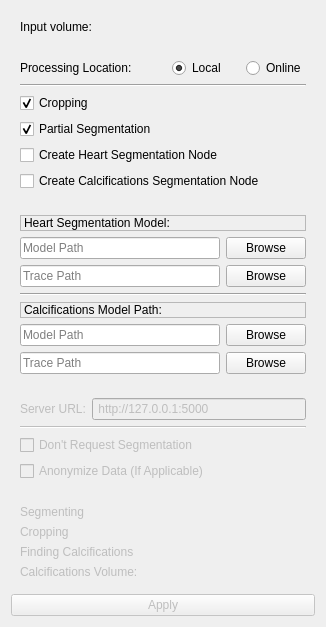
Before: the Qt Designer form Remote-Communication-Module-3D-Slicer/client-side-module/CAD_Scoring_Suit_Extension/CaScoreModule/Resources/UI/CaScoreModule.ui in Automated-CAD-Scoring-Suite/Automatic-CaScoring-From-Chest-CT, drawn with Qt 5.
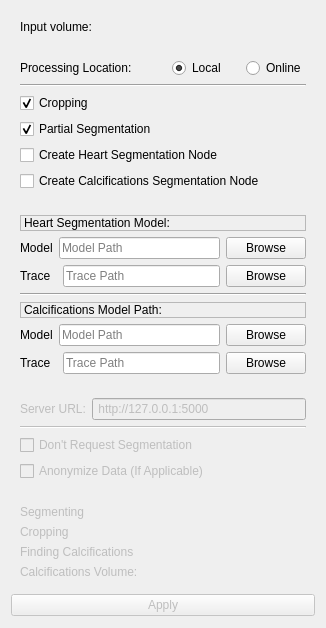
After: the same form once the commit is applied. Custom widgets are drawn as their Qt base class.

```diff
--- a/Remote-Communication-Module-3D-Slicer/client-side-module/CAD_Scoring_Suit_Extension/CaScoreModule/Resources/UI/CaScoreModule.ui
+++ b/Remote-Communication-Module-3D-Slicer/client-side-module/CAD_Scoring_Suit_Extension/CaScoreModule/Resources/UI/CaScoreModule.ui
@@ -7,7 +7,7 @@
     <x>0</x>
     <y>0</y>
     <width>326</width>
-    <height>598</height>
+    <height>628</height>
    </rect>
   </property>
   <property name="toolTip">
@@ -210,6 +210,13 @@
       </item>
       <item>
        <layout class="QHBoxLayout" name="horizontalLayout_3">
+        <item>
+         <widget class="QLabel" name="label_2">
+          <property name="text">
+           <string>Model</string>
+          </property>
+         </widget>
+        </item>
         <item>
          <widget class="QLineEdit" name="HeartModelPath">
           <property name="placeholderText">
@@ -234,6 +241,13 @@
       </item>
       <item>
        <layout class="QHBoxLayout" name="horizontalLayout_2">
+        <item>
+         <widget class="QLabel" name="label_3">
+          <property name="text">
+           <string>Trace  </string>
+          </property>
+         </widget>
+        </item>
         <item>
          <widget class="QLineEdit" name="HeartTracePath">
           <property name="placeholderText">
@@ -269,6 +283,13 @@
       </item>
       <item>
        <layout class="QHBoxLayout" name="horizontalLayout_4">
+        <item>
+         <widget class="QLabel" name="label_4">
+          <property name="text">
+           <string>Model</string>
+          </property>
+         </widget>
+        </item>
         <item>
          <widget class="QLineEdit" name="CalModelPath">
           <property name="placeholderText">
@@ -293,6 +314,13 @@
       </item>
       <item>
        <layout class="QHBoxLayout" name="horizontalLayout_5">
+        <item>
+         <widget class="QLabel" name="label_5">
+          <property name="text">
+           <string>Trace  </string>
+          </property>
+         </widget>
+        </item>
         <item>
          <widget class="QLineEdit" name="CalTracePath">
           <property name="placeholderText">
```
Left out of the diff: 34 changed lines with no effect on the pictures.
